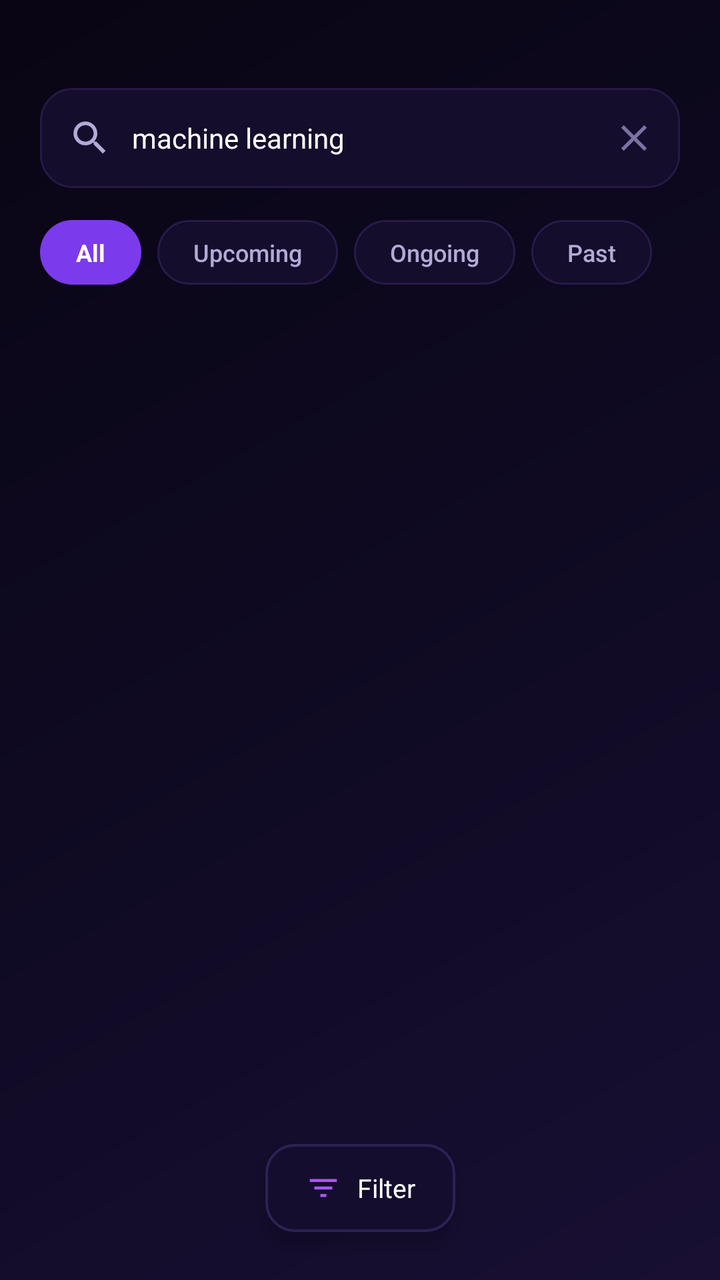
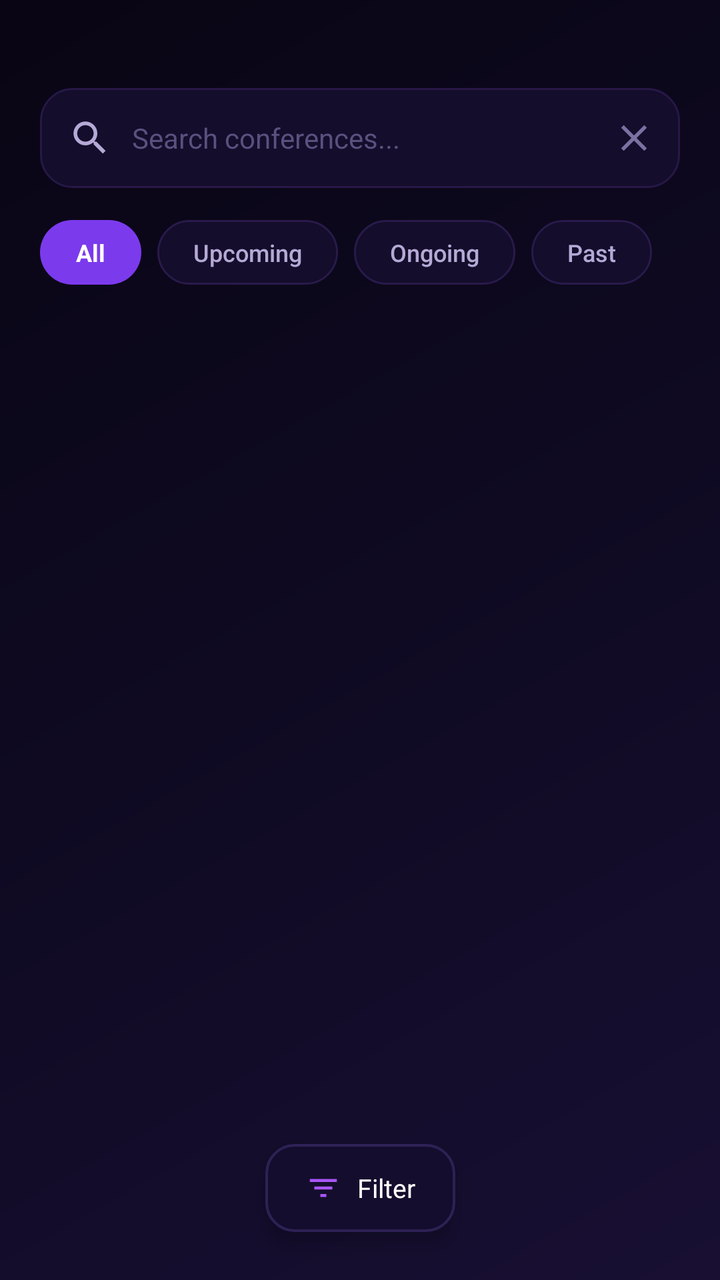

Two renders of the same Android screen: before a commit and after it. Below are the layout's source before the change and the commit's diff.
<!-- AndroidManifest.xml: application theme Theme.PaperPath -->
<!-- res/layout/activity_search.xml -->
<?xml version="1.0" encoding="utf-8"?>
<androidx.constraintlayout.widget.ConstraintLayout xmlns:android="http://schemas.android.com/apk/res/android"
    xmlns:app="http://schemas.android.com/apk/res-auto"
    xmlns:tools="http://schemas.android.com/tools"
    android:id="@+id/searchRoot"
    android:layout_width="match_parent"
    android:layout_height="match_parent"
    android:background="@drawable/bg_dark_gradient">

    
    <LinearLayout
        android:id="@+id/layoutSearchHeader"
        android:layout_width="match_parent"
        android:layout_height="wrap_content"
        android:orientation="vertical"
        android:paddingStart="20dp"
        android:paddingTop="44dp"
        android:paddingEnd="20dp"
        android:paddingBottom="12dp"
        app:layout_constraintEnd_toEndOf="parent"
        app:layout_constraintStart_toStartOf="parent"
        app:layout_constraintTop_toTopOf="parent">

        
        <LinearLayout
            android:layout_width="match_parent"
            android:layout_height="50dp"
            android:background="@drawable/bg_search_bar"
            android:gravity="center_vertical"
            android:orientation="horizontal"
            android:paddingStart="14dp"
            android:paddingEnd="12dp">

            <ImageView
                android:id="@+id/btnSearchBack"
                android:layout_width="22dp"
                android:layout_height="22dp"
                android:contentDescription="@string/cd_back"
                android:src="@drawable/ic_search"
                app:tint="@color/text_secondary" />

            <EditText
                android:id="@+id/etSearchQuery"
                android:layout_width="0dp"
                android:layout_height="match_parent"
                android:layout_marginStart="10dp"
                android:layout_weight="1"
                android:background="@null"
                android:hint="@string/search_conferences_hint"
                android:imeOptions="actionSearch"
                android:inputType="text"
                android:text="machine learning"
                android:textColor="@color/text_white"
                android:textColorHint="@color/text_hint"
                android:textSize="14sp" />

            <ImageView
                android:id="@+id/btnClearSearch"
                android:layout_width="22dp"
                android:layout_height="22dp"
                android:background="?attr/selectableItemBackgroundBorderless"
                android:contentDescription="Clear"
                android:src="@drawable/ic_close"
                app:tint="@color/text_muted" />
        </LinearLayout>

        
        <HorizontalScrollView
            android:layout_width="match_parent"
            android:layout_height="wrap_content"
            android:layout_marginTop="16dp"
            android:scrollbars="none">

            <LinearLayout
                android:layout_width="wrap_content"
                android:layout_height="wrap_content"
                android:orientation="horizontal">

                <TextView
                    android:id="@+id/tabAll"
                    android:layout_width="wrap_content"
                    android:layout_height="wrap_content"
                    android:background="@drawable/bg_tab_pill_active"
                    android:clickable="true"
                    android:focusable="true"
                    android:fontFamily="sans-serif-bold"
                    android:paddingStart="18dp"
                    android:paddingTop="8dp"
                    android:paddingEnd="18dp"
                    android:paddingBottom="8dp"
                    android:text="@string/cat_all"
                    android:textColor="@color/text_white"
                    android:textSize="12sp"
                    android:textStyle="bold" />

                <TextView
                    android:id="@+id/tabUpcoming"
                    android:layout_width="wrap_content"
                    android:layout_height="wrap_content"
                    android:layout_marginStart="8dp"
                    android:background="@drawable/bg_tab_pill_inactive"
                    android:clickable="true"
                    android:focusable="true"
                    android:fontFamily="sans-serif-medium"
                    android:paddingStart="18dp"
                    android:paddingTop="8dp"
                    android:paddingEnd="18dp"
                    android:paddingBottom="8dp"
                    android:text="@string/tab_upcoming"
                    android:textColor="@color/text_secondary"
                    android:textSize="12sp" />

                <TextView
                    android:id="@+id/tabOngoing"
                    android:layout_width="wrap_content"
                    android:layout_height="wrap_content"
                    android:layout_marginStart="8dp"
                    android:background="@drawable/bg_tab_pill_inactive"
                    android:clickable="true"
                    android:focusable="true"
                    android:fontFamily="sans-serif-medium"
                    android:paddingStart="18dp"
                    android:paddingTop="8dp"
                    android:paddingEnd="18dp"
                    android:paddingBottom="8dp"
                    android:text="@string/tab_ongoing"
                    android:textColor="@color/text_secondary"
                    android:textSize="12sp" />

                <TextView
                    android:id="@+id/tabPast"
                    android:layout_width="wrap_content"
                    android:layout_height="wrap_content"
                    android:layout_marginStart="8dp"
                    android:background="@drawable/bg_tab_pill_inactive"
                    android:clickable="true"
                    android:focusable="true"
                    android:fontFamily="sans-serif-medium"
                    android:paddingStart="18dp"
                    android:paddingTop="8dp"
                    android:paddingEnd="18dp"
                    android:paddingBottom="8dp"
                    android:text="@string/tab_past"
                    android:textColor="@color/text_secondary"
                    android:textSize="12sp" />

            </LinearLayout>
        </HorizontalScrollView>

    </LinearLayout>

    
    <androidx.recyclerview.widget.RecyclerView
        android:id="@+id/rvSearchResults"
        android:layout_width="match_parent"
        android:layout_height="0dp"
        android:clipToPadding="false"
        android:paddingStart="20dp"
        android:paddingTop="6dp"
        android:paddingEnd="20dp"
        android:paddingBottom="80dp"
        app:layout_constraintBottom_toBottomOf="parent"
        app:layout_constraintTop_toBottomOf="@+id/layoutSearchHeader"
        tools:listitem="@layout/item_search_conference" />

    
    <LinearLayout
        android:id="@+id/btnFloatingFilter"
        android:layout_width="wrap_content"
        android:layout_height="44dp"
        android:layout_marginBottom="24dp"
        android:background="@drawable/bg_btn_google"
        android:clickable="true"
        android:elevation="6dp"
        android:focusable="true"
        android:gravity="center"
        android:orientation="horizontal"
        android:paddingStart="20dp"
        android:paddingEnd="20dp"
        app:layout_constraintBottom_toBottomOf="parent"
        app:layout_constraintEnd_toEndOf="parent"
        app:layout_constraintStart_toStartOf="parent">

        <ImageView
            android:layout_width="18dp"
            android:layout_height="18dp"
            android:contentDescription="@string/cd_filter"
            android:src="@drawable/ic_filter"
            app:tint="@color/gradient_purple_start" />

        <TextView
            android:layout_width="wrap_content"
            android:layout_height="wrap_content"
            android:layout_marginStart="8dp"
            android:fontFamily="sans-serif-bold"
            android:text="@string/filter_action"
            android:textColor="@color/text_white"
            android:textSize="13sp" />
    </LinearLayout>

</androidx.constraintlayout.widget.ConstraintLayout>
<!-- res/layout/item_search_conference.xml (included above) -->
<?xml version="1.0" encoding="utf-8"?>
<com.google.android.material.card.MaterialCardView xmlns:android="http://schemas.android.com/apk/res/android"
    xmlns:app="http://schemas.android.com/apk/res-auto"
    xmlns:tools="http://schemas.android.com/tools"
    android:id="@+id/cardSearchItem"
    android:layout_width="match_parent"
    android:layout_height="wrap_content"
    android:layout_marginBottom="12dp"
    android:clickable="true"
    android:focusable="true"
    app:cardBackgroundColor="@color/bg_card_dark"
    app:cardCornerRadius="16dp"
    app:cardElevation="0dp"
    app:strokeColor="@color/stroke_card"
    app:strokeWidth="1dp">

    <androidx.constraintlayout.widget.ConstraintLayout
        android:layout_width="match_parent"
        android:layout_height="wrap_content"
        android:padding="14dp">

        
        <FrameLayout
            android:id="@+id/layoutLogoContainer"
            android:layout_width="48dp"
            android:layout_height="48dp"
            android:background="@drawable/bg_conf_logo_circle"
            app:layout_constraintStart_toStartOf="parent"
            app:layout_constraintTop_toTopOf="parent">

            <TextView
                android:id="@+id/tvLogoAcronym"
                android:layout_width="wrap_content"
                android:layout_height="wrap_content"
                android:layout_gravity="center"
                android:fontFamily="sans-serif-black"
                android:text="NeurIPS"
                android:textColor="@color/text_white"
                android:textSize="9sp"
                android:textStyle="bold" />
        </FrameLayout>

        
        <TextView
            android:id="@+id/tvSearchItemTitle"
            android:layout_width="0dp"
            android:layout_height="wrap_content"
            android:layout_marginStart="14dp"
            android:layout_marginEnd="8dp"
            android:fontFamily="sans-serif-bold"
            android:text="NeurIPS 2025"
            android:textColor="@color/text_white"
            android:textSize="15sp"
            android:textStyle="bold"
            app:layout_constraintEnd_toStartOf="@+id/ivSearchBookmark"
            app:layout_constraintStart_toEndOf="@+id/layoutLogoContainer"
            app:layout_constraintTop_toTopOf="@+id/layoutLogoContainer" />

        
        <ImageView
            android:id="@+id/ivSearchBookmark"
            android:layout_width="30dp"
            android:layout_height="30dp"
            android:background="?attr/selectableItemBackgroundBorderless"
            android:contentDescription="@string/cd_bookmark"
            android:padding="4dp"
            android:src="@drawable/ic_bookmark_ribbon"
            app:layout_constraintEnd_toEndOf="parent"
            app:layout_constraintTop_toTopOf="parent"
            app:tint="@color/text_secondary" />

        
        <LinearLayout
            android:id="@+id/layoutSearchMeta"
            android:layout_width="0dp"
            android:layout_height="wrap_content"
            android:layout_marginTop="5dp"
            android:gravity="center_vertical"
            android:orientation="horizontal"
            app:layout_constraintEnd_toEndOf="parent"
            app:layout_constraintStart_toStartOf="@+id/tvSearchItemTitle"
            app:layout_constraintTop_toBottomOf="@+id/tvSearchItemTitle">

            <ImageView
                android:layout_width="12dp"
                android:layout_height="12dp"
                android:contentDescription="@null"
                android:src="@drawable/ic_calendar"
                app:tint="@color/text_secondary" />

            <TextView
                android:id="@+id/tvSearchDates"
                android:layout_width="wrap_content"
                android:layout_height="wrap_content"
                android:layout_marginStart="4dp"
                android:fontFamily="sans-serif"
                android:text="Dec 9 - 15, 2025"
                android:textColor="@color/text_secondary"
                android:textSize="11sp" />

            <TextView
                android:layout_width="wrap_content"
                android:layout_height="wrap_content"
                android:layout_marginStart="6dp"
                android:layout_marginEnd="6dp"
                android:text="|"
                android:textColor="@color/text_muted"
                android:textSize="11sp" />

            <TextView
                android:id="@+id/tvSearchVenue"
                android:layout_width="0dp"
                android:layout_height="wrap_content"
                android:layout_weight="1"
                android:ellipsize="end"
                android:fontFamily="sans-serif"
                android:maxLines="1"
                android:text="San Diego, USA"
                android:textColor="@color/text_secondary"
                android:textSize="11sp" />
        </LinearLayout>

        
        <LinearLayout
            android:id="@+id/layoutSearchTags"
            android:layout_width="0dp"
            android:layout_height="wrap_content"
            android:layout_marginTop="10dp"
            android:orientation="horizontal"
            app:layout_constraintEnd_toEndOf="parent"
            app:layout_constraintStart_toStartOf="@+id/tvSearchItemTitle"
            app:layout_constraintTop_toBottomOf="@+id/layoutSearchMeta">

            <TextView
                android:id="@+id/tvSearchTag1"
                android:layout_width="wrap_content"
                android:layout_height="wrap_content"
                android:background="@drawable/bg_tag_pill"
                android:fontFamily="sans-serif-medium"
                android:paddingStart="9dp"
                android:paddingTop="3dp"
                android:paddingEnd="9dp"
                android:paddingBottom="3dp"
                android:text="Machine Learning"
                android:textColor="@color/text_secondary"
                android:textSize="10sp" />

            <TextView
                android:id="@+id/tvSearchTag2"
                android:layout_width="wrap_content"
                android:layout_height="wrap_content"
                android:layout_marginStart="6dp"
                android:background="@drawable/bg_tag_pill"
                android:fontFamily="sans-serif-medium"
                android:paddingStart="9dp"
                android:paddingTop="3dp"
                android:paddingEnd="9dp"
                android:paddingBottom="3dp"
                android:text="AI"
                android:textColor="@color/text_secondary"
                android:textSize="10sp" />

            <TextView
                android:id="@+id/tvSearchTag3"
                android:layout_width="wrap_content"
                android:layout_height="wrap_content"
                android:layout_marginStart="6dp"
                android:background="@drawable/bg_tag_pill"
                android:fontFamily="sans-serif-medium"
                android:paddingStart="9dp"
                android:paddingTop="3dp"
                android:paddingEnd="9dp"
                android:paddingBottom="3dp"
                android:text="Deep Learning"
                android:textColor="@color/text_secondary"
                android:textSize="10sp" />
        </LinearLayout>

    </androidx.constraintlayout.widget.ConstraintLayout>

</com.google.android.material.card.MaterialCardView>
<!-- resources referenced by this layout -->
<resources>
  <color name="bg_card_dark">#16102E</color>
  <color name="gradient_purple_start">#A855F7</color>
  <color name="stroke_card">#2B1F4F</color>
  <color name="text_hint">#5B507F</color>
  <color name="text_muted">#7C71A2</color>
  <color name="text_secondary">#B5A9D6</color>
  <color name="text_white">#FFFFFF</color>
  <!-- drawable bg_conf_logo_circle (drawable) -->
  <?xml version="1.0" encoding="utf-8"?>
  <shape xmlns:android="http://schemas.android.com/apk/res/android"
      android:shape="oval">
      <solid android:color="#1A1137" />
      <stroke
          android:width="1.5dp"
          android:color="#3A2466" />
  </shape>
  <!-- drawable bg_dark_gradient (drawable) -->
  <?xml version="1.0" encoding="utf-8"?>
  <shape xmlns:android="http://schemas.android.com/apk/res/android">
      <gradient
          android:angle="135"
          android:startColor="#180F33"
          android:centerColor="#0F0A22"
          android:endColor="#090514"
          android:type="linear" />
  </shape>
  <!-- drawable bg_search_bar (drawable) -->
  <?xml version="1.0" encoding="utf-8"?>
  <shape xmlns:android="http://schemas.android.com/apk/res/android"
      android:shape="rectangle">
      <solid android:color="#140D2B" />
      <stroke
          android:width="1dp"
          android:color="#271847" />
      <corners android:radius="16dp" />
  </shape>
  <!-- drawable bg_tab_pill_active (drawable) -->
  <?xml version="1.0" encoding="utf-8"?>
  <shape xmlns:android="http://schemas.android.com/apk/res/android"
      android:shape="rectangle">
      <solid android:color="#7C3AED" />
      <corners android:radius="20dp" />
  </shape>
  <!-- drawable bg_tab_pill_inactive (drawable) -->
  <?xml version="1.0" encoding="utf-8"?>
  <shape xmlns:android="http://schemas.android.com/apk/res/android"
      android:shape="rectangle">
      <solid android:color="#140D2B" />
      <stroke
          android:width="1dp"
          android:color="#291A4B" />
      <corners android:radius="20dp" />
  </shape>
  <!-- drawable bg_tag_pill (drawable) -->
  <?xml version="1.0" encoding="utf-8"?>
  <shape xmlns:android="http://schemas.android.com/apk/res/android"
      android:shape="rectangle">
      <solid android:color="#1D123C" />
      <stroke
          android:width="1dp"
          android:color="#3A2367" />
      <corners android:radius="14dp" />
  </shape>
  <!-- drawable ic_close (drawable) -->
  <vector xmlns:android="http://schemas.android.com/apk/res/android"
      android:width="24dp"
      android:height="24dp"
      android:viewportWidth="24"
      android:viewportHeight="24">
      <path
          android:fillColor="@color/text_muted"
          android:pathData="M19,6.41L17.59,5 12,10.59 6.41,5 5,6.41 10.59,12 5,17.59 6.41,19 12,13.41 17.59,19 19,17.59 13.41,12z" />
  </vector>
  <!-- drawable ic_filter (drawable) -->
  <vector xmlns:android="http://schemas.android.com/apk/res/android"
      android:width="24dp"
      android:height="24dp"
      android:viewportWidth="24"
      android:viewportHeight="24">
      <path
          android:fillColor="@color/gradient_purple_start"
          android:pathData="M10,18h4v-2h-4v2zM3,6v2h18V6H3zm3,7h12v-2H6v2z" />
  </vector>
  <string name="cat_all">All</string>
  <string name="cd_back">Back</string>
  <string name="cd_bookmark">Bookmark</string>
  <string name="cd_filter">Filter</string>
  <string name="filter_action">Filter</string>
  <string name="search_conferences_hint">Search conferences...</string>
  <string name="tab_ongoing">Ongoing</string>
  <string name="tab_past">Past</string>
  <string name="tab_upcoming">Upcoming</string>
  <style name="Theme.PaperPath" parent="Base.Theme.PaperPath" />
  <color name="dark_blue_primary">#090514</color>
  <color name="accent_electric_purple">#9333EA</color>
  <color name="gradient_blue_end">#3B82F6</color>
  <color name="accent_vibrant_blue">#2563EB</color>
  <color name="bg_space_dark">#090514</color>
  <color name="bg_bottom_nav">#0D0820</color>
  <!-- unchanged entries left out for length: 5 -->
</resources>

<!-- the commit's change to res/layout/activity_search.xml (unified diff, before → after) -->
@@ -49,7 +49,6 @@
                 android:hint="@string/search_conferences_hint"
                 android:imeOptions="actionSearch"
                 android:inputType="text"
-                android:text="machine learning"
                 android:textColor="@color/text_white"
                 android:textColorHint="@color/text_hint"
                 android:textSize="14sp" />
@@ -162,6 +161,20 @@
         app:layout_constraintBottom_toBottomOf="parent"
         app:layout_constraintTop_toBottomOf="@+id/layoutSearchHeader"
         tools:listitem="@layout/item_search_conference" />
+
+    <TextView
+        android:id="@+id/tvSearchEmpty"
+        android:layout_width="0dp"
+        android:layout_height="wrap_content"
+        android:gravity="center"
+        android:padding="24dp"
+        android:text="No matching conferences found."
+        android:textColor="@color/text_muted"
+        android:visibility="gone"
+        app:layout_constraintBottom_toBottomOf="@id/rvSearchResults"
+        app:layout_constraintEnd_toEndOf="@id/rvSearchResults"
+        app:layout_constraintStart_toStartOf="@id/rvSearchResults"
+        app:layout_constraintTop_toTopOf="@id/rvSearchResults" />
 
     
     <LinearLayout
